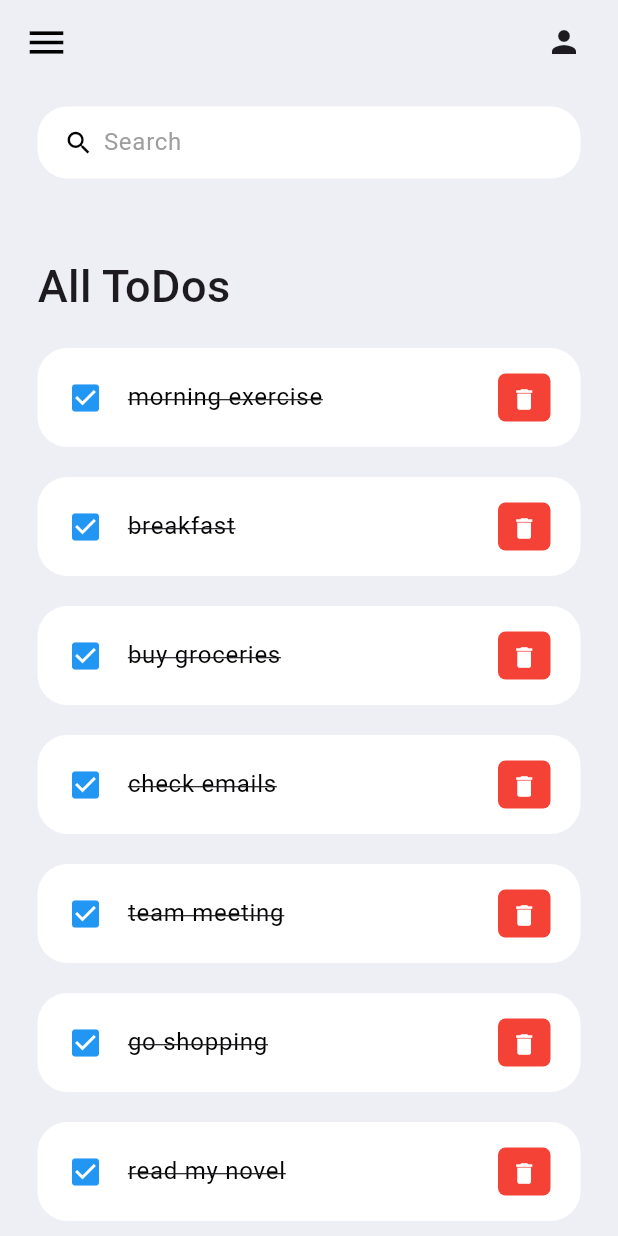
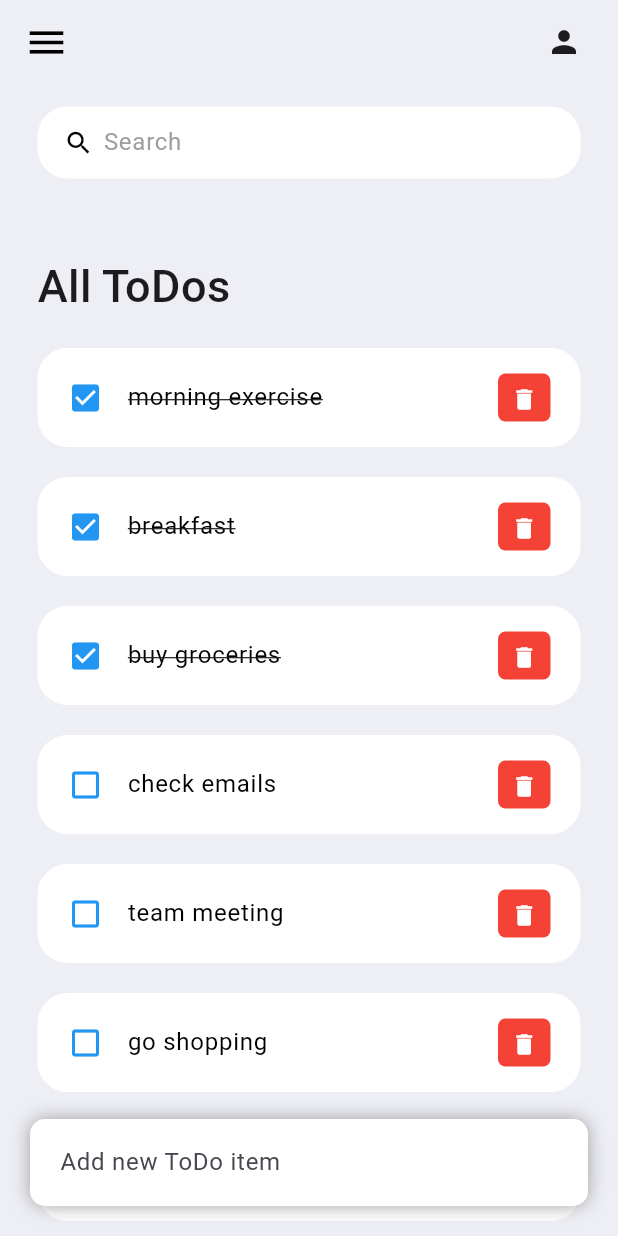
Before and after one commit to naomimunezero/Todo-app, a Flutter app: the screen it shows after launch, on a phone screen of 412 x 824 dp. Run offline on Flutter 3.47's test engine with Material 3 defaults, Android fonts, the phone set to English and light mode, and no system bars.

Commit message:
making items dynamic

```diff
--- a/todolist/lib/model/todo.dart
+++ b/todolist/lib/model/todo.dart
@@ -14,9 +14,9 @@ class ToDo {
       ToDo(id: '01', todoText: 'morning exercise', isDone: true),
       ToDo(id: '02', todoText: 'breakfast', isDone: true),
       ToDo(id: '03', todoText: 'buy groceries', isDone: true),
-      ToDo(id: '04', todoText: 'check emails', isDone: true),
-      ToDo(id: '05', todoText: 'team meeting', isDone: true),
-      ToDo(id: '06', todoText: 'go shopping', isDone: true),
+      ToDo(id: '04', todoText: 'check emails', ),
+      ToDo(id: '05', todoText: 'team meeting', ),
+      ToDo(id: '06', todoText: 'go shopping', ),
       ToDo(id: '07', todoText: 'read my novel', isDone: true),
       ToDo(id: '08', todoText: 'work on mobile apps', isDone: true),
       ToDo(id: '09', todoText: 'dinner with Jenny', isDone: true),
--- a/todolist/lib/screens/home.dart
+++ b/todolist/lib/screens/home.dart
@@ -1,3 +1,4 @@
+import 'package:flutter/cupertino.dart';
 import 'package:flutter/material.dart';
 import 'package:flutter/widgets.dart';
 import 'package:todolist/constants/colors.dart'; // Make sure to import your colors file
@@ -14,7 +15,9 @@ class Home extends StatelessWidget {
     return Scaffold(
       backgroundColor: tdBGColor,
       appBar: _buildAppBar(),
-      body: Container(
+      body: Stack(
+        children: [
+          Container(
             padding: EdgeInsets.symmetric(horizontal: 25,vertical: 15),
             child: Column(
               children: [
@@ -36,6 +39,29 @@ class Home extends StatelessWidget {
                 // Add other widgets as needed
               ],
             ),
+          ),
+          Align(
+            alignment: Alignment.bottomCenter,
+            child: Row(children: [
+              Expanded(child: Container(margin: EdgeInsets.only(bottom: 20,right: 20,left:20,),
+              padding: EdgeInsets.symmetric(horizontal: 20,vertical:5 ),
+              decoration: BoxDecoration(
+                color: Colors.white,
+                boxShadow: [BoxShadow(color: Colors.grey,offset: Offset(0.0, 0.0),
+                blurRadius: 10.0,
+                spreadRadius: 0.0,),],
+                borderRadius: BorderRadius.circular(10),
+              ),
+              child:TextField(
+                decoration: InputDecoration(
+                  hintText: "Add new ToDo item",
+                  border: InputBorder.none
+                )
+              )
+              ))
+            ],),
+          )
+        ],
       ),
     );
   }
--- a/todolist/lib/widget/todo_item.dart
+++ b/todolist/lib/widget/todo_item.dart
@@ -21,13 +21,13 @@ class TodoItem extends StatelessWidget {
           ),
         contentPadding: EdgeInsets.symmetric(horizontal: 20,vertical: 5),
         tileColor: Colors.white,
-        leading: Icon(Icons.check_box,color: tdBlue,),
+        leading: Icon(todo.isDone? Icons.check_box:Icons.check_box_outline_blank, color: tdBlue,),
         title: Text(
           todo.todoText!,
           style: TextStyle(
             fontSize: 16,
             color: tdBlack,
-            decoration: TextDecoration.lineThrough),
+            decoration: todo.isDone? TextDecoration.lineThrough : null),
             ),
         trailing: Container(
           padding: EdgeInsets.all(0),
```
Lines whose indentation alone changed are shown as unchanged.
